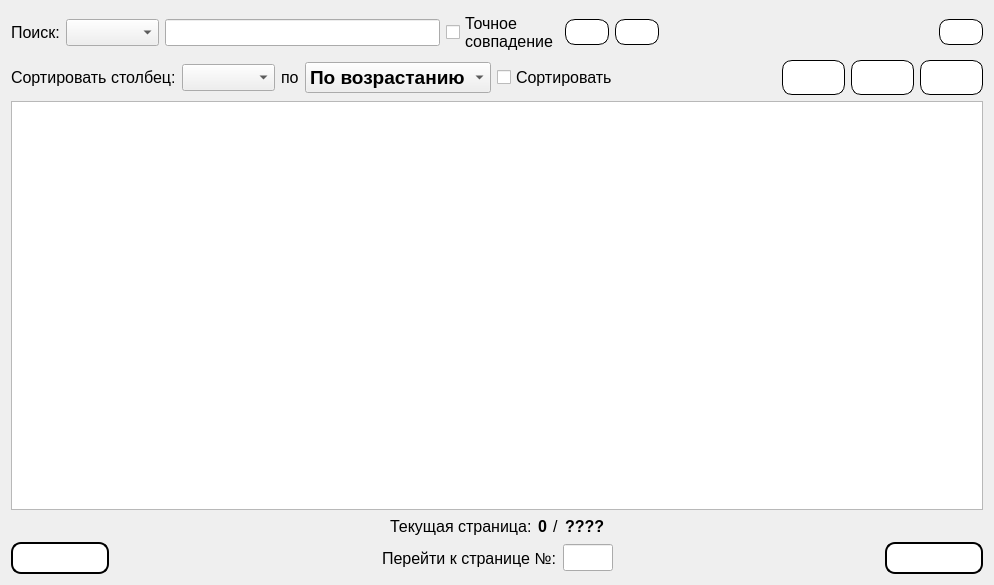
MyEdit/Casino_Client, file Gui/TabWidgets/Admin/credits.ui: the form before one commit.
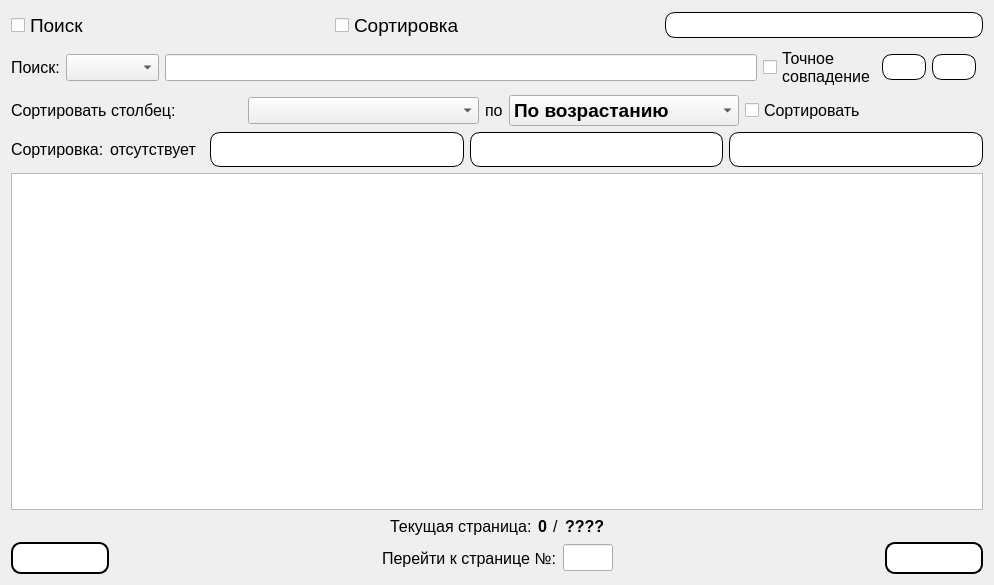
The form after the commit. Icons and pictures are not drawn.

```diff
--- a/Gui/TabWidgets/Admin/credits.ui
+++ b/Gui/TabWidgets/Admin/credits.ui
@@ -14,6 +14,78 @@
    <string>Form</string>
   </property>
   <layout class="QVBoxLayout" name="verticalLayout">
+   <item>
+    <layout class="QHBoxLayout" name="horizontalLayout_2">
+     <item>
+      <widget class="QCheckBox" name="checkBox_Search">
+       <property name="font">
+        <font>
+         <family>Segoe UI</family>
+         <pointsize>14</pointsize>
+        </font>
+       </property>
+       <property name="text">
+        <string>Поиск</string>
+       </property>
+      </widget>
+     </item>
+     <item>
+      <widget class="QCheckBox" name="checkBox_Sorting">
+       <property name="font">
+        <font>
+         <family>Segoe UI</family>
+         <pointsize>14</pointsize>
+        </font>
+       </property>
+       <property name="text">
+        <string>Сортировка</string>
+       </property>
+      </widget>
+     </item>
+     <item>
+      <spacer name="horizontalSpacer_2">
+       <property name="orientation">
+        <enum>Qt::Horizontal</enum>
+       </property>
+      </spacer>
+     </item>
+     <item>
+      <widget class="QPushButton" name="refreshData">
+       <property name="styleSheet">
+        <string notr="true">QPushButton {
+    background-color: white;
+    border: 1px solid black;
+    border-radius: 10px;
+    padding: 5px;
+    color: black;
+}
+
+QPushButton:hover {
+    background-color: rgb(100, 88, 255);
+	color: white;
+}
+
+QPushButton:pressed {
+	background-color: rgba(220, 60, 190, 255);
+}</string>
+       </property>
+       <property name="text">
+        <string/>
+       </property>
+       <property name="icon">
+        <iconset resource="../../../resources.qrc">
+         <normaloff>:/icons/resources/update.png</normaloff>:/icons/resources/update.png</iconset>
+       </property>
+       <property name="iconSize">
+        <size>
+         <width>32</width>
+         <height>32</height>
+        </size>
+       </property>
+      </widget>
+     </item>
+    </layout>
+   </item>
    <item>
     <layout class="QHBoxLayout" name="horizontalLayout_9">
      <item>
@@ -140,49 +212,8 @@
        <property name="orientation">
         <enum>Qt::Horizontal</enum>
        </property>
-       <property name="sizeHint" stdset="0">
-        <size>
-         <width>40</width>
-         <height>20</height>
-        </size>
-       </property>
       </spacer>
      </item>
-     <item>
-      <widget class="QPushButton" name="refreshData">
-       <property name="styleSheet">
-        <string notr="true">QPushButton {
-    background-color: white;
-    border: 1px solid black;
-    border-radius: 10px;
-    padding: 5px;
-    color: black;
-}
-
-QPushButton:hover {
-    background-color: rgb(100, 88, 255);
-	color: white;
-}
-
-QPushButton:pressed {
-	background-color: rgba(220, 60, 190, 255);
-}</string>
-       </property>
-       <property name="text">
-        <string/>
-       </property>
-       <property name="icon">
-        <iconset resource="../../../resources.qrc">
-         <normaloff>:/icons/resources/update.png</normaloff>:/icons/resources/update.png</iconset>
-       </property>
-       <property name="iconSize">
-        <size>
-         <width>32</width>
-         <height>32</height>
-        </size>
-       </property>
-      </widget>
-     </item>
     </layout>
    </item>
    <item>
@@ -277,11 +308,54 @@
        <property name="orientation">
         <enum>Qt::Horizontal</enum>
        </property>
-       <property name="sizeHint" stdset="0">
-        <size>
-         <width>40</width>
-         <height>20</height>
-        </size>
+      </spacer>
+     </item>
+    </layout>
+   </item>
+   <item>
+    <layout class="QHBoxLayout" name="horizontalLayout">
+     <item>
+      <widget class="QLabel" name="label_7">
+       <property name="sizePolicy">
+        <sizepolicy hsizetype="Fixed" vsizetype="Preferred">
+         <horstretch>0</horstretch>
+         <verstretch>0</verstretch>
+        </sizepolicy>
+       </property>
+       <property name="font">
+        <font>
+         <family>Segoe UI</family>
+         <pointsize>12</pointsize>
+        </font>
+       </property>
+       <property name="text">
+        <string>Сортировка:</string>
+       </property>
+      </widget>
+     </item>
+     <item>
+      <widget class="QLabel" name="label_8">
+       <property name="sizePolicy">
+        <sizepolicy hsizetype="Fixed" vsizetype="Preferred">
+         <horstretch>0</horstretch>
+         <verstretch>0</verstretch>
+        </sizepolicy>
+       </property>
+       <property name="font">
+        <font>
+         <family>Segoe UI</family>
+         <pointsize>12</pointsize>
+        </font>
+       </property>
+       <property name="text">
+        <string>отсутствует</string>
+       </property>
+      </widget>
+     </item>
+     <item>
+      <spacer name="horizontalSpacer">
+       <property name="orientation">
+        <enum>Qt::Horizontal</enum>
        </property>
       </spacer>
      </item>
```
